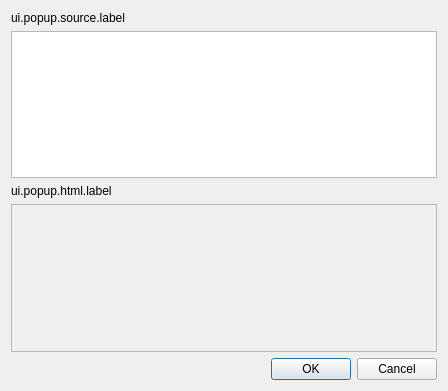
Before: the Qt Designer form ui_lizmap_popup.ui in 3liz/lizmap-plugin, drawn with Qt 5.
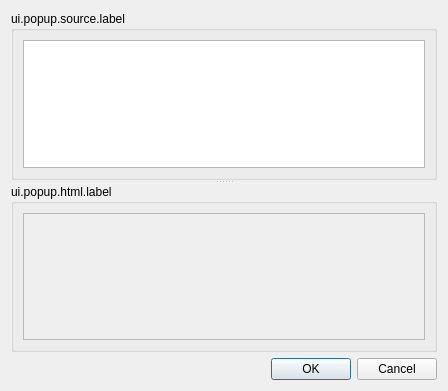
After: the same form once the commit is applied.

Commit message: reorganized map tab and add group box to popup dialog

Patch:
```diff
--- a/ui_lizmap_popup.ui
+++ b/ui_lizmap_popup.ui
@@ -16,32 +16,39 @@
   <property name="windowTitle">
    <string>Lizmap - Popup</string>
   </property>
-  <layout class="QVBoxLayout" name="verticalLayout">
-   <item>
-    <widget class="QLabel" name="label">
-     <property name="text">
+  <layout class="QGridLayout" name="gridLayout_3">
+   <item row="0" column="0">
+    <widget class="QSplitter" name="splitter">
+     <property name="orientation">
+      <enum>Qt::Vertical</enum>
+     </property>
+     <widget class="QGroupBox" name="groupBox">
+      <property name="title">
       <string>ui.popup.source.label</string>
      </property>
-    </widget>
-   </item>
-   <item>
+      <layout class="QGridLayout" name="gridLayout_2">
+       <item row="0" column="0">
     <widget class="QTextEdit" name="txtPopup"/>
    </item>
-   <item>
-    <widget class="QLabel" name="label_2">
-     <property name="text">
+      </layout>
+     </widget>
+     <widget class="QGroupBox" name="groupBox_2">
+      <property name="title">
       <string>ui.popup.html.label</string>
      </property>
-    </widget>
-   </item>
-   <item>
+      <layout class="QGridLayout" name="gridLayout">
+       <item row="0" column="0">
     <widget class="QTextEdit" name="htmlPopup">
      <property name="enabled">
       <bool>false</bool>
      </property>
     </widget>
    </item>
-   <item>
+      </layout>
+     </widget>
+    </widget>
+   </item>
+   <item row="1" column="0">
     <widget class="QDialogButtonBox" name="bbConfigurePopup">
      <property name="orientation">
       <enum>Qt::Horizontal</enum>
```
Lines whose indentation alone changed are shown as unchanged. The commit also changes 4 other files.
